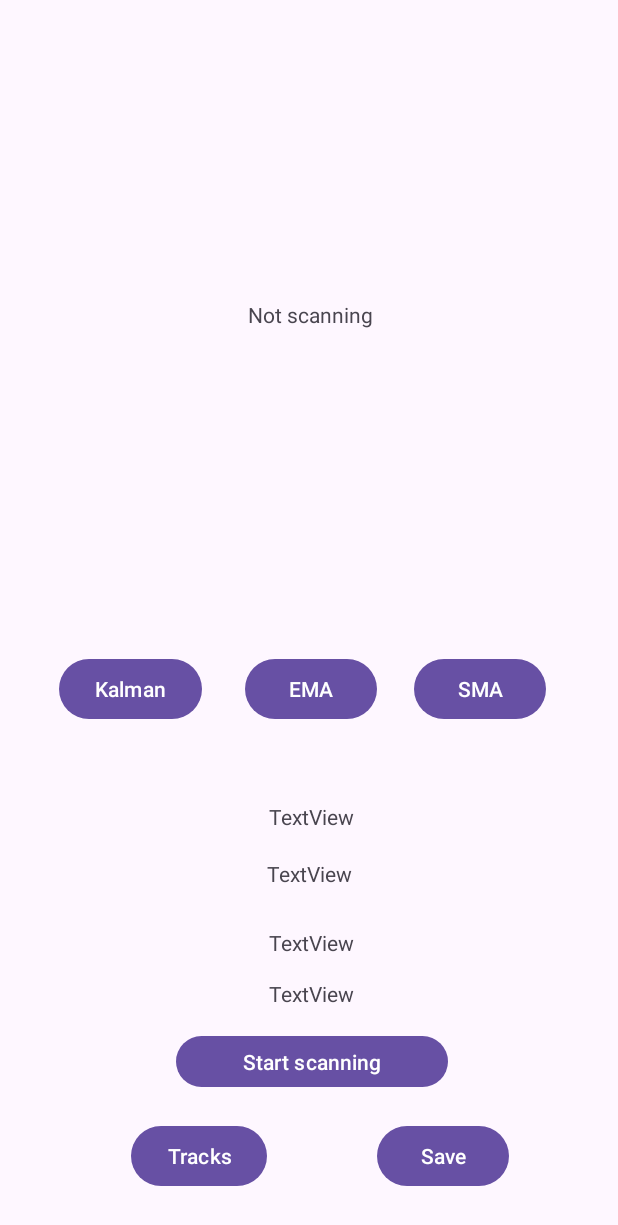
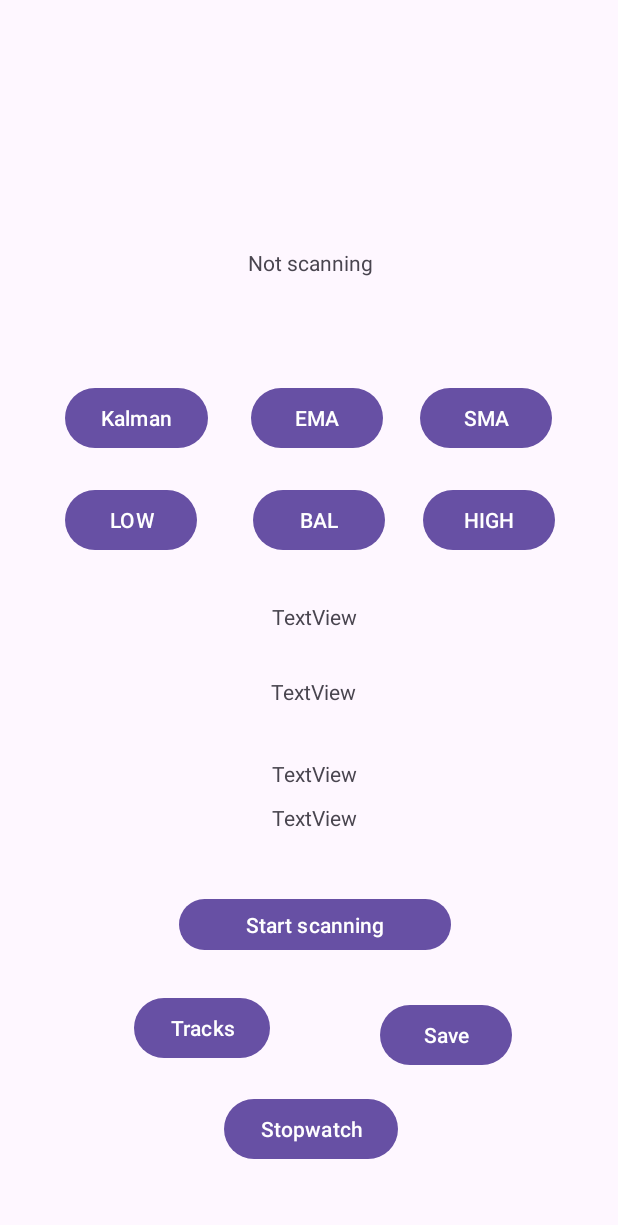
Before and after one commit to addi-02/BLETimingApp, an Android app: the screen it shows after launch (MainActivity), on a phone screen of 412 x 824 dp. Shown: the top 1225 px of the screen. Run offline under Robolectric (Android 15) with nearby library versions, the phone set to English and light mode, and no system bars.

Commit message:
Added a stopwatch and buttons to change between scannerSettings

```diff
--- a/app/src/main/java/com/example/thesis/TimeKeepingFragment.java
+++ b/app/src/main/java/com/example/thesis/TimeKeepingFragment.java
@@ -84,9 +84,10 @@ public class TimeKeepingFragment extends Fragment {
     public TimeKeepingFragment() {
         // Required empty public constructor
     }
-
+    ScanFilter filter;
     TrackManager tm;
-
+    List<ScanFilter> filters;
+    ScanSettings scanSettings;
     private final ScanCallback scanCallback = new ScanCallback() {
         @Override
         public void onScanResult(int callbackType, ScanResult result) {
@@ -127,6 +128,10 @@ public class TimeKeepingFragment extends Fragment {
         }
         tm = new TrackManager(requireContext());
         tm.initializeTracks();
+        filter = new ScanFilter.Builder()
+                .build();
+        filters = new ArrayList<>();
+        filters.add(filter);
     }
 
     @Override
@@ -139,6 +144,9 @@ public class TimeKeepingFragment extends Fragment {
         Button btnKalman = v.findViewById(R.id.button_kalman);
         Button btnEMA = v.findViewById(R.id.button_ema);
         Button btnSMA = v.findViewById(R.id.button_sma);
+        Button btnLow = v.findViewById(R.id.button_low_latency);
+        Button btnBal = v.findViewById(R.id.button_balanced);
+        Button btnHigh = v.findViewById(R.id.button_low_power);
         TextView textTimestamps = v.findViewById(R.id.text_timestamps);
         TextView textTimestamps2 = v.findViewById(R.id.text_timestamps2);
         TextView textStartSignals = v.findViewById(R.id.text_start_signals);
@@ -210,10 +218,6 @@ public class TimeKeepingFragment extends Fragment {
                             rssiData.setValue("Filtering failed");
                         }
                         Timestamp date = new Timestamp(System.currentTimeMillis());
-//                        saveToDownloadsWithMediaStore(requireContext(), filteredStart, "ema_values_start" + date);
-//                        saveToDownloadsWithMediaStore(requireContext(), filteredFinish, "ema_values_start" + date);
-//                        saveToDownloadsWithMediaStore(requireContext(), tm.getTrackTimestamps(track, "start"), "rssi_values_start_times" + date);
-//                        saveToDownloadsWithMediaStore(requireContext(), tm.getTrackTimestamps(track, "finish"), "rssi_values_finish_times" + date);
                         try {
                             double closestStart = Collections.max(filteredStart);
                             double closestFinish = Collections.max(filteredFinish);
@@ -281,10 +285,6 @@ public class TimeKeepingFragment extends Fragment {
                             rssiData.setValue("Filtering failed");
                         }
                         Timestamp date = new Timestamp(System.currentTimeMillis());
-//                        saveToDownloadsWithMediaStore(requireContext(), filteredStart, "sma_values_start" + date);
-//                        saveToDownloadsWithMediaStore(requireContext(), filteredFinish, "sma_values_start" + date);
-//                        saveToDownloadsWithMediaStore(requireContext(), tm.getTrackTimestamps(track, "start"), "rssi_values_start_times" + date);
-//                        saveToDownloadsWithMediaStore(requireContext(), tm.getTrackTimestamps(track, "finish"), "rssi_values_finish_times" + date);
                         try {
                             double closestStart = Collections.max(filteredStart);
                             double closestFinish = Collections.max(filteredFinish);
@@ -310,13 +310,45 @@ public class TimeKeepingFragment extends Fragment {
                 }
             }
         });
-
+        btnLow.setOnClickListener(new View.OnClickListener() {
+            @Override
+            public void onClick(View view) {
+                scanSettings = new ScanSettings.Builder()
+                        .setScanMode(ScanSettings.SCAN_MODE_LOW_LATENCY) // or BALANCED, LOW_POWER, etc.
+                        .build();
+            }
+        });
+        btnBal.setOnClickListener(new View.OnClickListener() {
+            @Override
+            public void onClick(View view) {
+                scanSettings = new ScanSettings.Builder()
+                        .setScanMode(ScanSettings.SCAN_MODE_BALANCED) // or BALANCED, LOW_POWER, etc.
+                        .build();
+            }
+        });
+        btnHigh.setOnClickListener(new View.OnClickListener() {
+            @Override
+            public void onClick(View view) {
+                scanSettings = new ScanSettings.Builder()
+                        .setScanMode(ScanSettings.SCAN_MODE_LOW_POWER) // or BALANCED, LOW_POWER, etc.
+                        .build();
+            }
+        });
         Button btnTracks = v.findViewById(R.id.button_tracks);
         btnTracks.setOnClickListener(new View.OnClickListener() {
             @Override
             public void onClick(View view) {
                 NavController navController = Navigation.findNavController(view);
                 navController.navigate(R.id.trackListFragment);
+            }
+        });
+
+        Button btnStopwatch = v.findViewById(R.id.button_stopwatch);
+        btnStopwatch.setOnClickListener(new View.OnClickListener() {
+            @Override
+            public void onClick(View view) {
+                NavController navController = Navigation.findNavController(view);
+                navController.navigate(R.id.stopwatchFragment);
             }
         });
 
@@ -335,6 +367,36 @@ public class TimeKeepingFragment extends Fragment {
                 } else {
                     stopScan();
                     tm.sortResults();
+                    for (Track track : tm.getTracks()) {
+
+                        ArrayList<Double> startResults = tm.getTrackResult(track, "start");
+                        ArrayList<Double> finishResults = tm.getTrackResult(track, "finish");
+
+//                        saveToDownloadsWithMediaStore(requireContext(), filteredStart, "sma_values_start" + date);
+//                        saveToDownloadsWithMediaStore(requireContext(), filteredFinish, "sma_values_start" + date);
+//                        saveToDownloadsWithMediaStore(requireContext(), tm.getTrackTimestamps(track, "start"), "rssi_values_start_times" + date);
+//                        saveToDownloadsWithMediaStore(requireContext(), tm.getTrackTimestamps(track, "finish"), "rssi_values_finish_times" + date);
+                        try {
+                            double closestStart = Collections.max(startResults);
+                            double closestFinish = Collections.max(finishResults);
+                            int closestValueStart = startResults.indexOf(closestStart);
+                            int closestValueFinish = finishResults.indexOf(closestFinish);
+
+                            ArrayList<String> startTimes = tm.getTrackTimestamps(track, "start");
+                            ArrayList<String> finishTimes = tm.getTrackTimestamps(track, "finish");
+
+                            Timestamp start = Timestamp.valueOf(startTimes.get(closestValueStart));
+                            Timestamp finish = Timestamp.valueOf(finishTimes.get(closestValueFinish));
+                            long elapsedTime = finish.getTime() - start.getTime();
+                            textScanning.setText(String.valueOf(elapsedTime));
+                            textTimestamps.setText(String.valueOf(start));
+                            textTimestamps2.setText(String.valueOf(finish));
+                        } catch (Exception e) {
+                            textTimestamps.setText(timestamps.toString());
+                        }
+                    }
+
+
 
                 }
 
@@ -359,13 +421,10 @@ public class TimeKeepingFragment extends Fragment {
                 ContextCompat.checkSelfPermission(requireContext(), android.Manifest.permission.ACCESS_FINE_LOCATION) == PackageManager.PERMISSION_GRANTED) {
 
             if (bluetoothLeScanner != null) {
-                ScanSettings scanSettings = new ScanSettings.Builder()
-                        .setScanMode(ScanSettings.SCAN_MODE_LOW_LATENCY) // or BALANCED, LOW_POWER, etc.
-                        .build();
-                ScanFilter filter = new ScanFilter.Builder()
-                        .build();
-                List<ScanFilter> filters = new ArrayList<>();
-                filters.add(filter);
+//                ScanSettings scanSettings = new ScanSettings.Builder()
+//                        .setScanMode(ScanSettings.SCAN_MODE_LOW_LATENCY) // or BALANCED, LOW_POWER, etc.
+//                        .build();
+
                 // Starts the BLE scanner using the callback function to define wanted behaviour upon receiving a signal
                 bluetoothLeScanner.startScan(filters, scanSettings, scanCallback);
                 isScanning = true;
--- a/app/src/main/res/layout/fragment_time_keeping.xml
+++ b/app/src/main/res/layout/fragment_time_keeping.xml
@@ -10,14 +10,65 @@
     <!-- TODO: Update blank fragment layout -->
 
     <Button
-        android:id="@+id/button_ema"
+        android:id="@+id/button_save_results"
         android:layout_width="wrap_content"
         android:layout_height="wrap_content"
-        android:text="EMA"
+        android:text="Save"
         app:layout_constraintBottom_toBottomOf="parent"
         app:layout_constraintEnd_toEndOf="parent"
+        app:layout_constraintHorizontal_bias="0.51"
+        app:layout_constraintStart_toEndOf="@+id/button_tracks"
+        app:layout_constraintTop_toBottomOf="@+id/button_start_scan"
+        app:layout_constraintVertical_bias="0.208" />
+
+    <Button
+        android:id="@+id/button_start_scan"
+        android:layout_width="181dp"
+        android:layout_height="42dp"
+        android:text="Start scanning"
+        app:layout_constraintBottom_toBottomOf="parent"
+        app:layout_constraintEnd_toEndOf="parent"
+        app:layout_constraintHorizontal_bias="0.513"
         app:layout_constraintStart_toStartOf="parent"
-        app:layout_constraintTop_toTopOf="parent" />
+        app:layout_constraintTop_toBottomOf="@+id/button_sma"
+        app:layout_constraintVertical_bias="0.61" />
+
+    <TextView
+        android:id="@+id/text_timestamps"
+        android:layout_width="wrap_content"
+        android:layout_height="wrap_content"
+        android:text="TextView"
+        app:layout_constraintBottom_toTopOf="@+id/button_start_scan"
+        app:layout_constraintEnd_toEndOf="parent"
+        app:layout_constraintHorizontal_bias="0.507"
+        app:layout_constraintStart_toStartOf="parent"
+        app:layout_constraintTop_toBottomOf="@+id/button_sma"
+        app:layout_constraintVertical_bias="0.361" />
+
+    <TextView
+        android:id="@+id/text_start_signals"
+        android:layout_width="wrap_content"
+        android:layout_height="wrap_content"
+        android:text="TextView"
+        app:layout_constraintBottom_toTopOf="@+id/button_start_scan"
+        app:layout_constraintEnd_toEndOf="parent"
+        app:layout_constraintHorizontal_bias="0.507"
+        app:layout_constraintStart_toStartOf="parent"
+        app:layout_constraintTop_toBottomOf="@+id/text_timestamps2"
+        app:layout_constraintVertical_bias="0.333" />
+
+    <Button
+        android:id="@+id/button_low_latency"
+        android:layout_width="wrap_content"
+        android:layout_height="wrap_content"
+        android:layout_marginTop="20dp"
+        android:text="LOW"
+        app:layout_constraintBottom_toBottomOf="parent"
+        app:layout_constraintEnd_toEndOf="parent"
+        app:layout_constraintHorizontal_bias="0.126"
+        app:layout_constraintStart_toStartOf="parent"
+        app:layout_constraintTop_toBottomOf="@+id/button_kalman"
+        app:layout_constraintVertical_bias="0.0" />
 
     <Button
         android:id="@+id/button_kalman"
@@ -26,21 +77,22 @@
         android:text="Kalman"
         app:layout_constraintBottom_toBottomOf="parent"
         app:layout_constraintEnd_toEndOf="parent"
-        app:layout_constraintHorizontal_bias="0.117"
+        app:layout_constraintHorizontal_bias="0.13"
         app:layout_constraintStart_toStartOf="parent"
-        app:layout_constraintTop_toTopOf="parent" />
+        app:layout_constraintTop_toTopOf="parent"
+        app:layout_constraintVertical_bias="0.235" />
 
-    <Button
-        android:id="@+id/button_start_scan"
-        android:layout_width="181dp"
-        android:layout_height="42dp"
-        android:text="Start scanning"
-        app:layout_constraintBottom_toBottomOf="parent"
+    <TextView
+        android:id="@+id/text_finish_signals"
+        android:layout_width="wrap_content"
+        android:layout_height="wrap_content"
+        android:text="TextView"
+        app:layout_constraintBottom_toTopOf="@+id/button_start_scan"
         app:layout_constraintEnd_toEndOf="parent"
-        app:layout_constraintHorizontal_bias="0.504"
+        app:layout_constraintHorizontal_bias="0.507"
         app:layout_constraintStart_toStartOf="parent"
-        app:layout_constraintTop_toBottomOf="@+id/button_sma"
-        app:layout_constraintVertical_bias="0.681" />
+        app:layout_constraintTop_toBottomOf="@+id/text_start_signals"
+        app:layout_constraintVertical_bias="0.193" />
 
     <Button
         android:id="@+id/button_sma"
@@ -49,21 +101,35 @@
         android:text="SMA"
         app:layout_constraintBottom_toBottomOf="parent"
         app:layout_constraintEnd_toEndOf="parent"
-        app:layout_constraintHorizontal_bias="0.851"
+        app:layout_constraintHorizontal_bias="0.863"
         app:layout_constraintStart_toStartOf="parent"
-        app:layout_constraintTop_toTopOf="parent" />
+        app:layout_constraintTop_toTopOf="parent"
+        app:layout_constraintVertical_bias="0.235" />
 
-    <TextView
-        android:id="@+id/text_timestamps"
+    <Button
+        android:id="@+id/button_ema"
         android:layout_width="wrap_content"
         android:layout_height="wrap_content"
-        android:text="TextView"
-        app:layout_constraintBottom_toTopOf="@+id/button_start_scan"
+        android:text="EMA"
+        app:layout_constraintBottom_toBottomOf="parent"
         app:layout_constraintEnd_toEndOf="parent"
-        app:layout_constraintHorizontal_bias="0.501"
+        app:layout_constraintHorizontal_bias="0.513"
+        app:layout_constraintStart_toStartOf="parent"
+        app:layout_constraintTop_toTopOf="parent"
+        app:layout_constraintVertical_bias="0.235" />
+
+    <Button
+        android:id="@+id/button_low_power"
+        android:layout_width="wrap_content"
+        android:layout_height="wrap_content"
+        android:layout_marginTop="20dp"
+        android:text="HIGH"
+        app:layout_constraintBottom_toBottomOf="parent"
+        app:layout_constraintEnd_toEndOf="parent"
+        app:layout_constraintHorizontal_bias="0.869"
         app:layout_constraintStart_toStartOf="parent"
         app:layout_constraintTop_toBottomOf="@+id/button_sma"
-        app:layout_constraintVertical_bias="0.278" />
+        app:layout_constraintVertical_bias="0.0" />
 
     <TextView
         android:id="@+id/text_timestamps2"
@@ -72,10 +138,36 @@
         android:text="TextView"
         app:layout_constraintBottom_toTopOf="@+id/button_start_scan"
         app:layout_constraintEnd_toEndOf="parent"
-        app:layout_constraintHorizontal_bias="0.498"
+        app:layout_constraintHorizontal_bias="0.504"
         app:layout_constraintStart_toStartOf="parent"
         app:layout_constraintTop_toBottomOf="@+id/button_sma"
-        app:layout_constraintVertical_bias="0.486" />
+        app:layout_constraintVertical_bias="0.543" />
+
+    <Button
+        android:id="@+id/button_balanced"
+        android:layout_width="wrap_content"
+        android:layout_height="wrap_content"
+        android:layout_marginTop="20dp"
+        android:text="BAL"
+        app:layout_constraintBottom_toTopOf="@+id/text_timestamps"
+        app:layout_constraintEnd_toEndOf="parent"
+        app:layout_constraintHorizontal_bias="0.517"
+        app:layout_constraintStart_toStartOf="parent"
+        app:layout_constraintTop_toBottomOf="@+id/button_ema"
+        app:layout_constraintVertical_bias="0.0" />
+
+    <Button
+        android:id="@+id/button_tracks"
+        android:layout_width="wrap_content"
+        android:layout_height="wrap_content"
+        android:layout_marginTop="12dp"
+        android:text="Tracks"
+        app:layout_constraintBottom_toBottomOf="parent"
+        app:layout_constraintEnd_toEndOf="parent"
+        app:layout_constraintHorizontal_bias="0.271"
+        app:layout_constraintStart_toStartOf="parent"
+        app:layout_constraintTop_toBottomOf="@+id/button_start_scan"
+        app:layout_constraintVertical_bias="0.094" />
 
     <TextView
         android:id="@+id/text_is_scanning"
@@ -86,54 +178,17 @@
         app:layout_constraintEnd_toEndOf="parent"
         app:layout_constraintHorizontal_bias="0.498"
         app:layout_constraintStart_toStartOf="parent"
-        app:layout_constraintTop_toTopOf="parent"
-        app:layout_constraintVertical_bias="0.327" />
+        app:layout_constraintTop_toTopOf="parent" />
 
     <Button
-        android:id="@+id/button_tracks"
+        android:id="@+id/button_stopwatch"
         android:layout_width="wrap_content"
         android:layout_height="wrap_content"
-        android:layout_marginTop="12dp"
-        android:text="Tracks"
+        android:text="Stopwatch"
         app:layout_constraintBottom_toBottomOf="parent"
         app:layout_constraintEnd_toEndOf="parent"
-        app:layout_constraintHorizontal_bias="0.265"
         app:layout_constraintStart_toStartOf="parent"
         app:layout_constraintTop_toBottomOf="@+id/button_start_scan"
-        app:layout_constraintVertical_bias="0.171" />
-
-    <TextView
-        android:id="@+id/text_start_signals"
-        android:layout_width="wrap_content"
-        android:layout_height="wrap_content"
-        android:text="TextView"
-        app:layout_constraintBottom_toTopOf="@+id/button_start_scan"
-        app:layout_constraintEnd_toEndOf="parent"
-        app:layout_constraintHorizontal_bias="0.501"
-        app:layout_constraintStart_toStartOf="parent"
-        app:layout_constraintTop_toBottomOf="@+id/text_timestamps2"
-        app:layout_constraintVertical_bias="0.355" />
-
-    <TextView
-        android:id="@+id/text_finish_signals"
-        android:layout_width="wrap_content"
-        android:layout_height="wrap_content"
-        android:text="TextView"
-        app:layout_constraintBottom_toTopOf="@+id/button_start_scan"
-        app:layout_constraintEnd_toEndOf="parent"
-        app:layout_constraintStart_toStartOf="parent"
-        app:layout_constraintTop_toBottomOf="@+id/text_start_signals" />
-
-    <Button
-        android:id="@+id/button_save_results"
-        android:layout_width="wrap_content"
-        android:layout_height="wrap_content"
-        android:text="Save"
-        app:layout_constraintBottom_toBottomOf="parent"
-        app:layout_constraintEnd_toEndOf="parent"
-        app:layout_constraintHorizontal_bias="0.503"
-        app:layout_constraintStart_toEndOf="@+id/button_tracks"
-        app:layout_constraintTop_toBottomOf="@+id/button_start_scan"
-        app:layout_constraintVertical_bias="0.382" />
+        app:layout_constraintVertical_bias="0.661" />
 
 </androidx.constraintlayout.widget.ConstraintLayout>
--- a/app/src/main/res/navigation/nav_graph.xml
+++ b/app/src/main/res/navigation/nav_graph.xml
@@ -13,6 +13,9 @@
         <action
             android:id="@+id/action_timeKeepingFragment_to_trackListFragment"
             app:destination="@id/trackListFragment" />
+        <action
+            android:id="@+id/action_timeKeepingFragment_to_stopwatchFragment"
+            app:destination="@id/stopwatchFragment" />
     </fragment>
     <fragment
         android:id="@+id/trackFragment"
@@ -35,4 +38,13 @@
             android:id="@+id/action_trackListFragment_to_timeKeepingFragment"
             app:destination="@id/timeKeepingFragment" />
     </fragment>
+    <fragment
+        android:id="@+id/stopwatchFragment"
+        android:name="com.example.thesis.StopwatchFragment"
+        android:label="fragment_stopwatch"
+        tools:layout="@layout/fragment_stopwatch" >
+        <action
+            android:id="@+id/action_stopwatchFragment_to_timeKeepingFragment"
+            app:destination="@id/timeKeepingFragment" />
+    </fragment>
 </navigation>
```
Also changed, not shown: app/src/main/java/com/example/thesis/StopwatchFragment.java (added, +94 -0 lines), app/src/main/res/layout/fragment_stopwatch.xml (added, +55 -0 lines).
